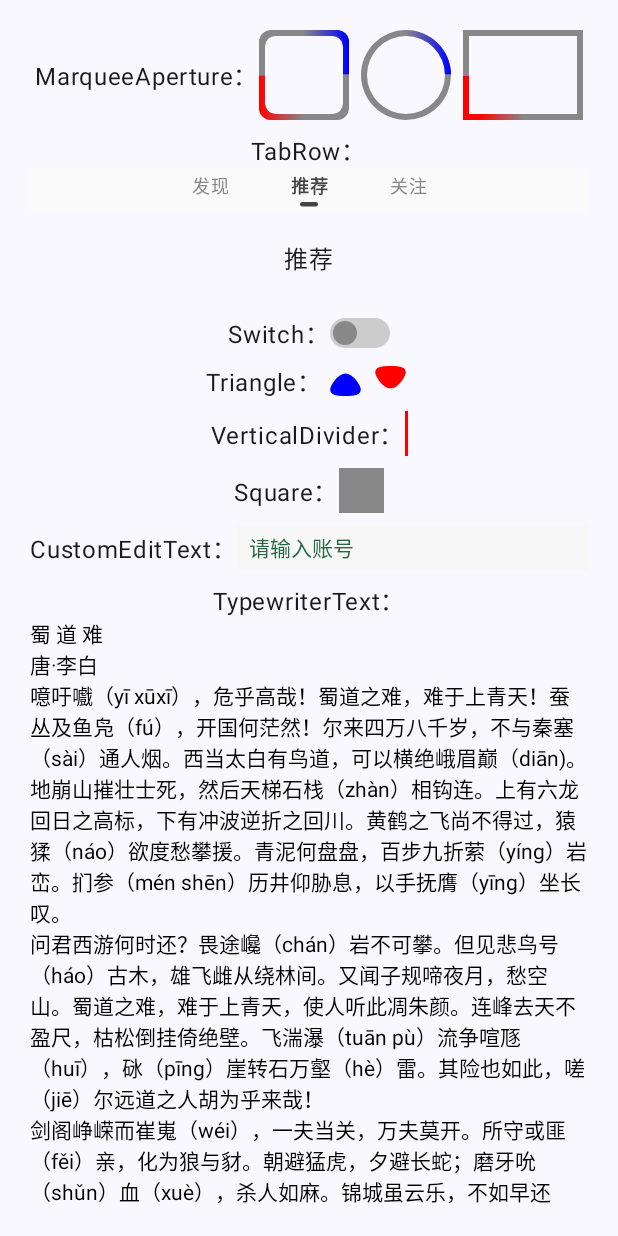
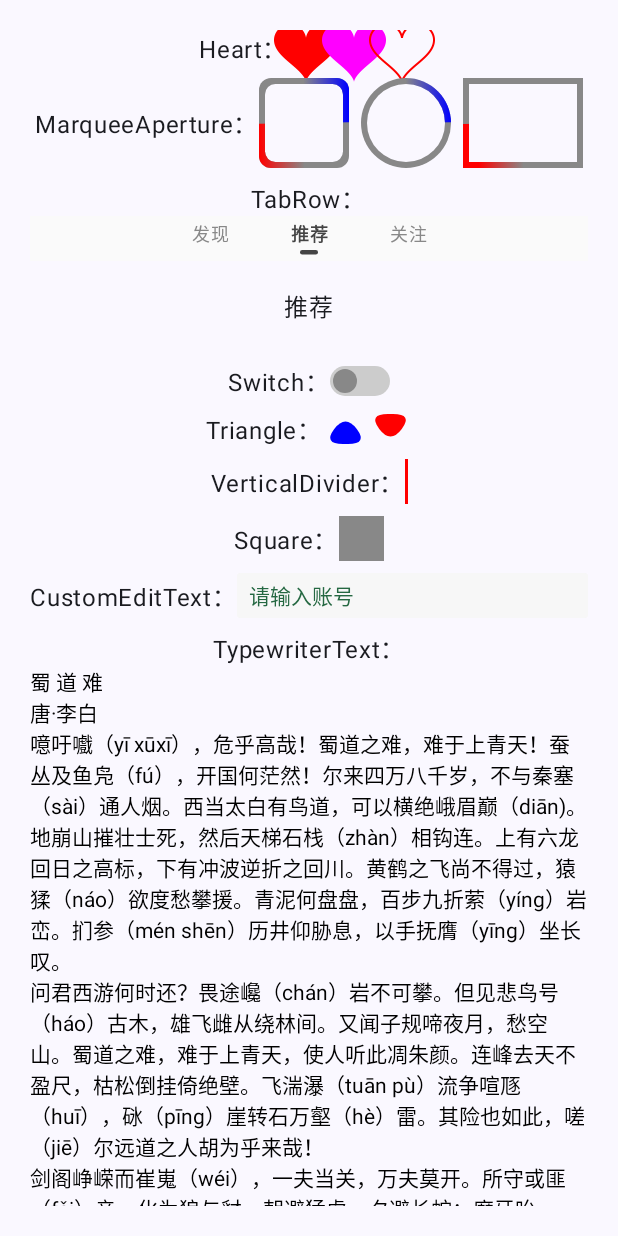
Before and after one commit to FPhoenixCorneaE/android-base-ui-compose, an Android app built with Jetpack Compose: the screen it shows after launch (MainActivity), on a phone screen of 412 x 824 dp. Run offline under Robolectric (Android 15) with nearby library versions, the phone set to English and light mode, and no system bars; our stand-ins replace accompanist.

Commit message:
feat: 添加自定义红心[Heart]

```diff
--- a/app/src/main/java/com/fphoenixcorneae/widget/MainActivity.kt
+++ b/app/src/main/java/com/fphoenixcorneae/widget/MainActivity.kt
@@ -54,6 +54,17 @@ class MainActivity : ComponentActivity() {
                             horizontalAlignment = Alignment.CenterHorizontally,
                             verticalArrangement = Arrangement.spacedBy(8.dp),
                         ) {
+                            Row(
+                                verticalAlignment = Alignment.CenterVertically,
+                                horizontalArrangement = Arrangement.Center
+                            ) {
+                                Text(text = "Heart：")
+                                Heart()
+                                Spacer(modifier = Modifier.width(8.dp))
+                                Heart(color = Color.Magenta)
+                                Spacer(modifier = Modifier.width(8.dp))
+                                Heart(isFill = false)
+                            }
                             Row(verticalAlignment = Alignment.CenterVertically) {
                                 Text(text = "MarqueeAperture：")
                                 MarqueeAperture(modifier = Modifier.size(60.dp), radius = 8.dp)
--- /dev/null
+++ b/custom-widget/src/main/java/com/fphoenixcorneae/widget/Heart.kt
@@ -0,0 +1,85 @@
+package com.fphoenixcorneae.widget
+
+import androidx.compose.foundation.Canvas
+import androidx.compose.foundation.layout.Arrangement
+import androidx.compose.foundation.layout.Row
+import androidx.compose.foundation.layout.Spacer
+import androidx.compose.foundation.layout.size
+import androidx.compose.foundation.layout.width
+import androidx.compose.runtime.Composable
+import androidx.compose.ui.Alignment
+import androidx.compose.ui.Modifier
+import androidx.compose.ui.graphics.Color
+import androidx.compose.ui.graphics.Paint
+import androidx.compose.ui.graphics.PaintingStyle
+import androidx.compose.ui.graphics.Path
+import androidx.compose.ui.graphics.drawscope.drawIntoCanvas
+import androidx.compose.ui.tooling.preview.Preview
+import androidx.compose.ui.unit.Dp
+import androidx.compose.ui.unit.dp
+import kotlin.math.cos
+import kotlin.math.pow
+import kotlin.math.sin
+
+/**
+ * 根据心形函数画心❤
+ * 参数方程式：
+ * x(t) = 16sin³(t)
+ * y(t) = 13cos(t) - 5cos(2t) - 2cos(3t) - cos(4t)
+ * 在[0, 2π]上绘制
+ * @param size   大小
+ * @param color  颜色
+ * @param rate   半径变化率
+ * @param isFill 是否实心
+ */
+@Composable
+fun Heart(
+    modifier: Modifier = Modifier,
+    size: Dp = 24.dp,
+    color: Color = Color.Red,
+    rate: Float = 2f,
+    isFill: Boolean = true,
+) {
+    Canvas(modifier = modifier.size(size)) {
+        drawIntoCanvas {
+            it.drawPath(
+                path = Path().apply {
+                    reset()
+                    moveTo(center.x, center.y - 5 * rate)
+                    var t = 0.0
+                    while (t <= 2 * Math.PI) {
+                        var x = 16 * sin(t).pow(3.0)
+                        var y = 13 * cos(t) - 5 * cos(2 * t) - 2 * cos(3 * t) - cos(4 * t)
+                        x *= rate
+                        y *= rate
+                        x = center.x - x
+                        y = center.y - y
+                        lineTo(x = x.toFloat(), y = y.toFloat())
+                        t += 0.001
+                    }
+                },
+                paint = Paint().apply {
+                    this.color = color
+                    if (isFill) {
+                        style = PaintingStyle.Fill
+                    } else {
+                        style = PaintingStyle.Stroke
+                        strokeWidth = 2f
+                    }
+                }
+            )
+        }
+    }
+}
+
+@Preview
+@Composable
+fun PreviewHeart() {
+    Row(verticalAlignment = Alignment.CenterVertically, horizontalArrangement = Arrangement.Center) {
+        Heart()
+        Spacer(modifier = Modifier.width(8.dp))
+        Heart(color = Color.Magenta)
+        Spacer(modifier = Modifier.width(8.dp))
+        Heart(isFill = false)
+    }
+}
```
Also changed, not shown: 1 other file.
